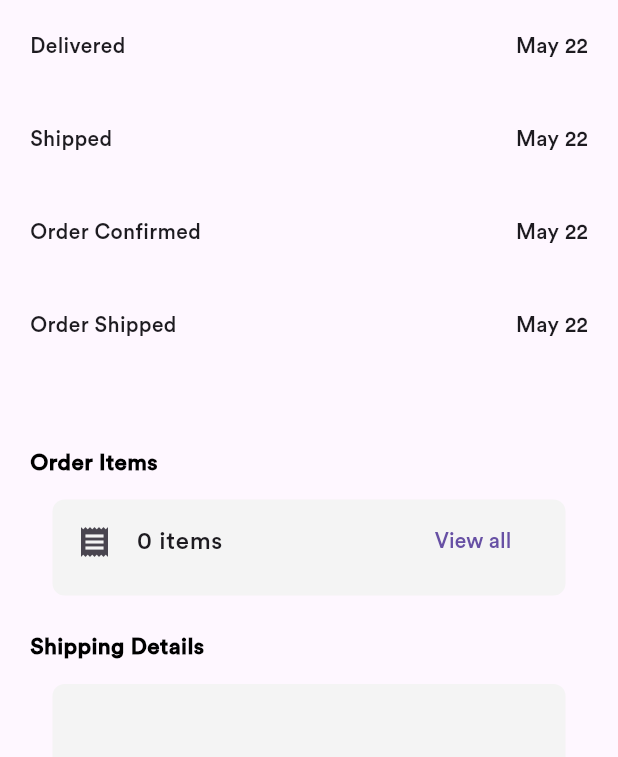
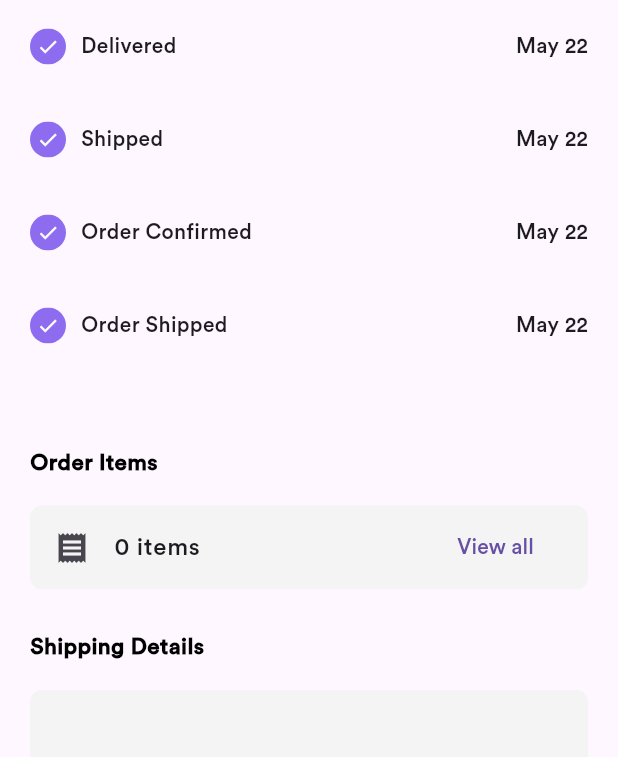
Before and after one commit to Bodeayman/EcomFlutter, a Flutter app: the OrderView screen opened directly with empty values, on a phone screen of 412 x 824 dp, the part 90-847 px from its top. Run offline on Flutter 3.47's test engine with Material 3 defaults, Android fonts, the phone set to English and light mode, and no system bars; our stand-ins replace bloc, dartz, dio, flutter_bloc, font_awesome_flutter, go_router and 4 more; accounts and stored records are empty.

Commit message:
Added the no Results found , Add the unknown Categories , Enhanced the product Status

```diff
--- a/lib/model/item.dart
+++ b/lib/model/item.dart
@@ -8,6 +8,7 @@ class Item {
   double price;
   String location;
   String name;
+  String cat;
 
   Item({
     required this.id,
@@ -16,6 +17,7 @@ class Item {
     required this.price,
     required this.location,
     required this.name,
+    required this.cat,
   });
 }
 
@@ -36,6 +38,7 @@ Future<List<Item>> addItemsToList() async {
               price: (itemData['price'] as num?)?.toDouble() ?? 0.0,
               location: itemData['location'] ?? 'Ali Baba',
               name: itemData['name'] ?? '',
+              cat: itemData['cat'] ?? '',
             );
             itemList.add(newItem);
           }
--- a/lib/pages/MainPages/OrdersViewPage/Widgets/order_status.dart
+++ b/lib/pages/MainPages/OrdersViewPage/Widgets/order_status.dart
@@ -1,3 +1,5 @@
+import 'package:ecomflutter/constants/colors.dart';
+import 'package:ecomflutter/constants/sizes.dart';
 import 'package:flutter/material.dart';
 
 class OrderStatus extends StatelessWidget {
@@ -11,31 +13,94 @@ class OrderStatus extends StatelessWidget {
           height: 62,
           child: Row(
             mainAxisAlignment: MainAxisAlignment.spaceBetween,
-            children: [Text("Delivered"), Text("May 22")],
+            children: [
+              SizedBox(
+                child: Row(
+                  children: [
+                    TickIcon(),
+                    const SizedBox(width: 10),
+                    Text("Delivered"),
+                  ],
+                ),
+              ),
+              Text("May 22"),
+            ],
           ),
         ),
         SizedBox(
           height: 62,
           child: Row(
             mainAxisAlignment: MainAxisAlignment.spaceBetween,
-            children: [Text("Shipped"), Text("May 22")],
+            children: [
+              SizedBox(
+                child: Row(
+                  children: [
+                    TickIcon(),
+                    const SizedBox(width: 10),
+                    Text("Shipped"),
+                  ],
+                ),
+              ),
+              Text("May 22"),
+            ],
           ),
         ),
         SizedBox(
           height: 62,
           child: Row(
             mainAxisAlignment: MainAxisAlignment.spaceBetween,
-            children: [Text("Order Confirmed"), Text("May 22")],
+            children: [
+              SizedBox(
+                child: Row(
+                  children: [
+                    TickIcon(),
+                    const SizedBox(width: 10),
+                    Text("Order Confirmed"),
+                  ],
+                ),
+              ),
+              Text("May 22"),
+            ],
           ),
         ),
         SizedBox(
           height: 62,
           child: Row(
             mainAxisAlignment: MainAxisAlignment.spaceBetween,
-            children: [Text("Order Shipped"), Text("May 22")],
+            children: [
+              SizedBox(
+                child: Row(
+                  children: [
+                    TickIcon(),
+                    const SizedBox(width: 10),
+                    Text("Order Shipped"),
+                  ],
+                ),
+              ),
+              Text("May 22"),
+            ],
           ),
         ),
       ],
     );
   }
 }
+
+class TickIcon extends StatelessWidget {
+  const TickIcon({super.key});
+
+  @override
+  Widget build(BuildContext context) {
+    return ClipRRect(
+      borderRadius: BorderRadius.circular(kExtremeRaduis),
+      child: SizedBox(
+        height: 24,
+        width: 24,
+        child: Container(
+          color: appbarSec,
+          child: Icon(Icons.done, color: Colors.white, size: 15),
+        ),
+      ),
+    );
+  }
+}
--- a/lib/pages/MainPages/OrdersViewPage/order_view.dart
+++ b/lib/pages/MainPages/OrdersViewPage/order_view.dart
@@ -69,15 +69,17 @@ class OrderView extends StatelessWidget {
             const SizedBox(height: 10),
 
             SizedBox(
-              width: 342,
+              width: double.infinity,
               height: 72,
               child: Expanded(
+                child: Center(
                   child: OptionListTile(
                     title: "${order.items.length} items",
                     leading: Icon(Icons.receipt),
                     trailing: TextButton(
                       child: Text("View all"),
                       onPressed: () {},
+                    ),
                   ),
                 ),
               ),
@@ -98,9 +100,11 @@ class OrderView extends StatelessWidget {
             const SizedBox(height: 10),
 
             SizedBox(
-              width: 342,
+              width: double.infinity,
               height: 72,
-              child: Expanded(child: OptionListTile(title: order.location)),
+              child: Expanded(
+                child: Center(child: OptionListTile(title: order.location)),
+              ),
             ),
           ],
         ),
--- a/lib/pages/MainPages/ProductsPageView/Widgets/categories_widget.dart
+++ b/lib/pages/MainPages/ProductsPageView/Widgets/categories_widget.dart
@@ -9,6 +9,7 @@ class CategoriesWidget extends StatelessWidget {
     ["assets/Ellipse 3.png", "Shoes"],
     ["assets/Ellipse 4.png", "Bags"],
     ["assets/Ellipse 5.png", "Accessories"],
+    ["assets/Ellipse 5.png", "Unknown"],
   ];
   @override
   Widget build(BuildContext context) {
@@ -24,7 +25,10 @@ class CategoriesWidget extends StatelessWidget {
                 SizedBox(
                   height: kCatImageSize,
                   width: kCatImageSize,
-                  child: Image.asset(categories[i][0]),
+                  child:
+                      (categories[i][1] != "Unknown")
+                          ? Image.asset(categories[i][0])
+                          : Icon(Icons.device_unknown),
                 ),
                 Text(
                   categories[i][1],
--- a/lib/pages/MainPages/ProductsPageView/products.dart
+++ b/lib/pages/MainPages/ProductsPageView/products.dart
@@ -76,7 +76,6 @@ class ProductsPage extends StatelessWidget {
               ),
               trailing: Text("See All"),
             ),
-            NewItemsWidget(),
           ],
         ),
       ),
--- a/lib/utils/theme_data.dart
+++ b/lib/utils/theme_data.dart
@@ -12,5 +12,27 @@ final ThemeData darkTheme = ThemeData(
     displayColor: Colors.white,
     fontFamily: "Circularstd",
   ),
+  splashFactory: NoSplash.splashFactory,
+  highlightColor: Colors.transparent,
+  splashColor: Colors.transparent,
+  textButtonTheme: TextButtonThemeData(
+    style: ButtonStyle(
+      splashFactory: NoSplash.splashFactory,
+      overlayColor: WidgetStateProperty.all(Colors.transparent),
+    ),
+  ),
+  elevatedButtonTheme: ElevatedButtonThemeData(
+    style: ButtonStyle(
+      splashFactory: NoSplash.splashFactory,
+      overlayColor: WidgetStateProperty.all(Colors.transparent),
+    ),
+  ),
+  outlinedButtonTheme: OutlinedButtonThemeData(
+    style: ButtonStyle(
+      splashFactory: NoSplash.splashFactory,
+      overlayColor: WidgetStateProperty.all(Colors.transparent),
+    ),
+  ),
+  iconTheme: IconThemeData(color: Colors.black),
   primarySwatch: Colors.deepPurple,
 );
```
Also changed, not shown: lib/main.dart (+0 -7 lines), lib/pages/Search/Widgets/categories_show.dart (added, +42 -0 lines), lib/pages/Search/Widgets/custom_search_field.dart (+16 -3 lines), lib/pages/Search/Widgets/search_no_results.dart (added, +53 -0 lines), lib/pages/Search/Widgets/search_view_body.dart (+5 -26 lines), assets/noSearch.png (added). Lines whose indentation alone changed are shown as unchanged.
